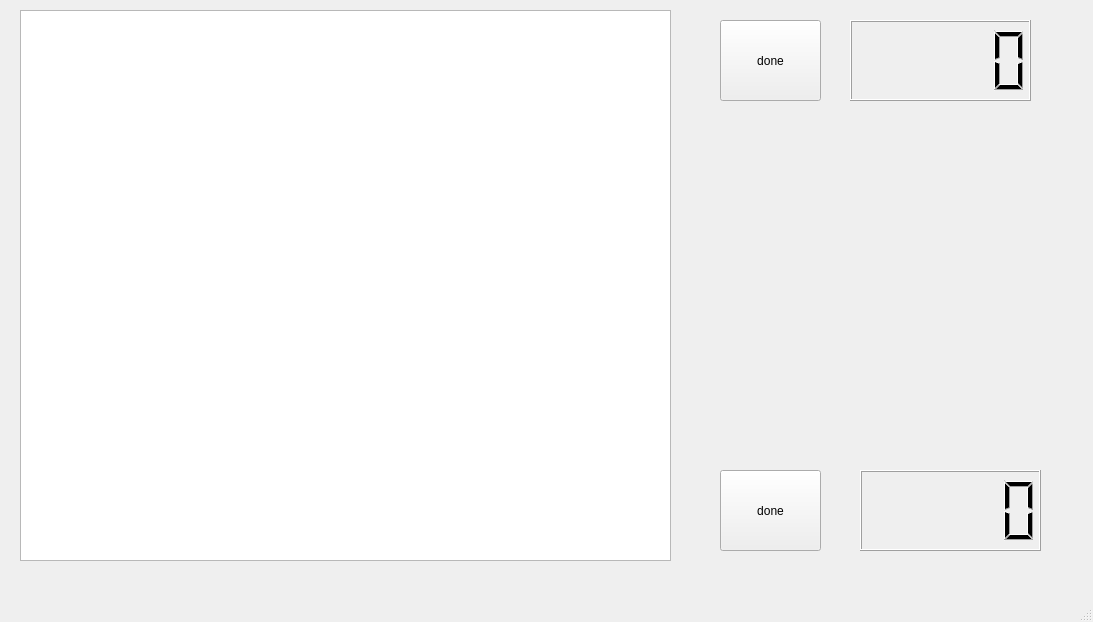
Qt form chess_project/chess.ui (naaaaaru/robit_QT_project) before a commit.
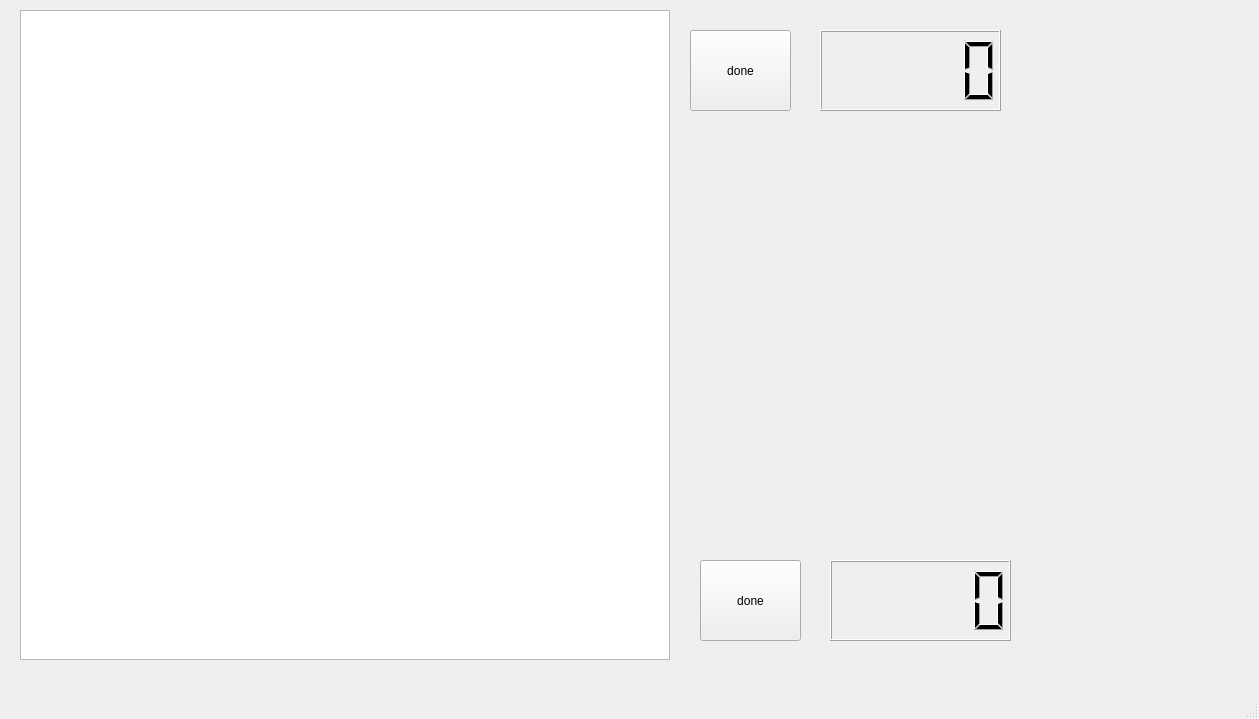
The same form after that commit.

The edit to the form file:
```diff
--- a/chess_project/chess.ui
+++ b/chess_project/chess.ui
@@ -6,8 +6,8 @@
    <rect>
     <x>0</x>
     <y>0</y>
-    <width>1093</width>
-    <height>622</height>
+    <width>1259</width>
+    <height>719</height>
    </rect>
   </property>
   <property name="windowTitle">
@@ -19,16 +19,16 @@
      <rect>
       <x>20</x>
       <y>10</y>
-      <width>651</width>
-      <height>551</height>
+      <width>650</width>
+      <height>650</height>
      </rect>
     </property>
    </widget>
    <widget class="QLCDNumber" name="white_timer">
     <property name="geometry">
      <rect>
-      <x>850</x>
-      <y>20</y>
+      <x>820</x>
+      <y>30</y>
       <width>181</width>
       <height>81</height>
      </rect>
@@ -37,8 +37,8 @@
    <widget class="QLCDNumber" name="black_timer">
     <property name="geometry">
      <rect>
-      <x>860</x>
-      <y>470</y>
+      <x>830</x>
+      <y>560</y>
       <width>181</width>
       <height>81</height>
      </rect>
@@ -47,8 +47,8 @@
    <widget class="QPushButton" name="white_done">
     <property name="geometry">
      <rect>
-      <x>720</x>
-      <y>20</y>
+      <x>690</x>
+      <y>30</y>
       <width>101</width>
       <height>81</height>
      </rect>
@@ -60,8 +60,8 @@
    <widget class="QPushButton" name="black_done">
     <property name="geometry">
      <rect>
-      <x>720</x>
-      <y>470</y>
+      <x>700</x>
+      <y>560</y>
       <width>101</width>
       <height>81</height>
      </rect>
```
Left out of the diff: 2 changed lines with no effect on the pictures.
